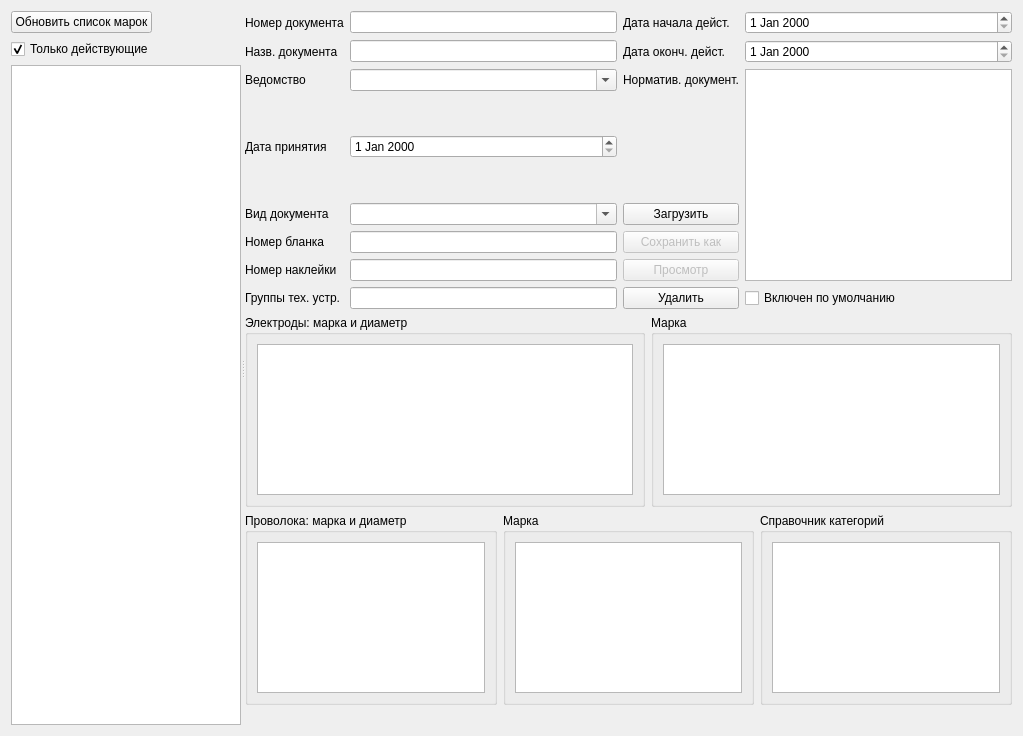
Old version of the form formdoc.ui in the repository Sergeyego/el_sert.
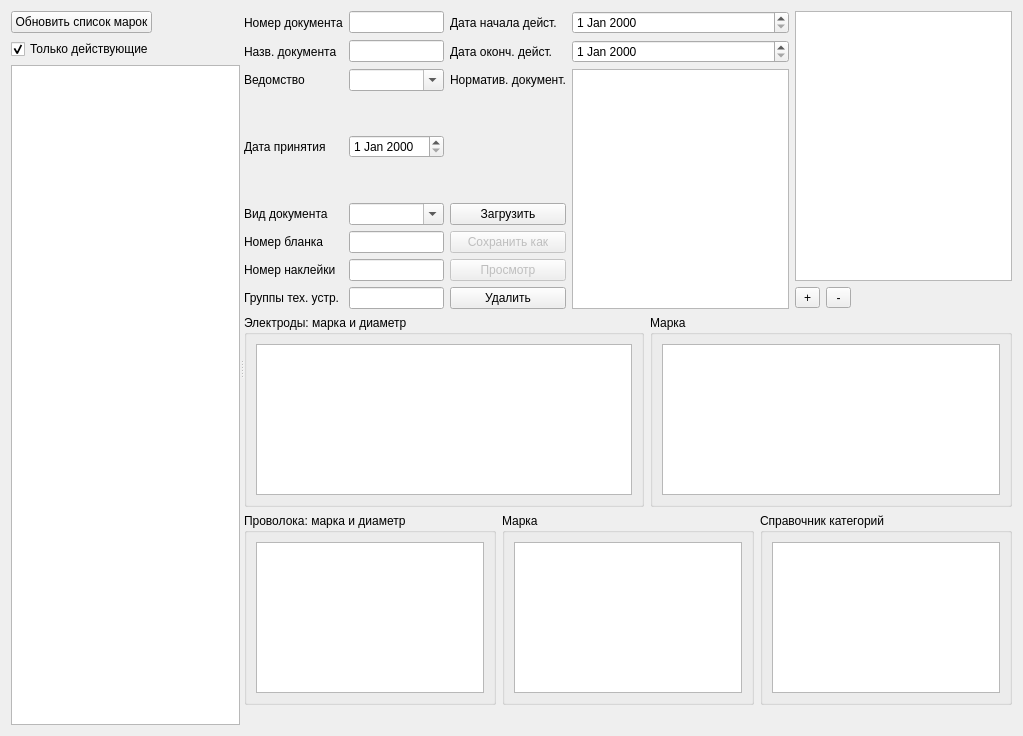
New version of the form. Icons and pictures are not drawn. Custom widgets are drawn as their Qt base class.

Commit message: выключатель сертификатов для вариантов

The edit to the form file:
```diff
--- a/formdoc.ui
+++ b/formdoc.ui
@@ -149,13 +149,6 @@
          <item row="0" column="1">
           <widget class="QLineEdit" name="lineEditDoc"/>
          </item>
-         <item row="7" column="3">
-          <widget class="QCheckBox" name="checkBoxEn">
-           <property name="text">
-            <string>Включен по умолчанию</string>
-           </property>
-          </widget>
-         </item>
          <item row="1" column="1">
           <widget class="QLineEdit" name="lineEditNam"/>
          </item>
@@ -255,9 +248,67 @@
            </property>
           </widget>
          </item>
-         <item row="2" column="3" rowspan="5">
+         <item row="2" column="3" rowspan="6">
           <widget class="DbViewer" name="tableViewTu"/>
          </item>
+         <item row="7" column="4">
+          <layout class="QHBoxLayout" name="horizontalLayout_4">
+           <item>
+            <widget class="QToolButton" name="toolButtonCheckAll">
+             <property name="minimumSize">
+              <size>
+               <width>25</width>
+               <height>0</height>
+              </size>
+             </property>
+             <property name="maximumSize">
+              <size>
+               <width>25</width>
+               <height>16777215</height>
+              </size>
+             </property>
+             <property name="text">
+              <string>+</string>
+             </property>
+            </widget>
+           </item>
+           <item>
+            <widget class="QToolButton" name="toolButtonUnCheckAll">
+             <property name="minimumSize">
+              <size>
+               <width>25</width>
+               <height>0</height>
+              </size>
+             </property>
+             <property name="maximumSize">
+              <size>
+               <width>25</width>
+               <height>16777215</height>
+              </size>
+             </property>
+             <property name="text">
+              <string>-</string>
+             </property>
+            </widget>
+           </item>
+           <item>
+            <spacer name="horizontalSpacer_3">
+             <property name="orientation">
+              <enum>Qt::Horizontal</enum>
+             </property>
+             <property name="sizeHint" stdset="0">
+              <size>
+               <width>40</width>
+               <height>20</height>
+              </size>
+             </property>
+            </spacer>
+           </item>
+          </layout>
+         </item>
+         <item row="0" column="4" rowspan="7">
+          <widget class="QListView" name="listViewEn"/>
+         </item>
         </layout>
        </item>
        <item>
```
The commit also changes 2 other files.
